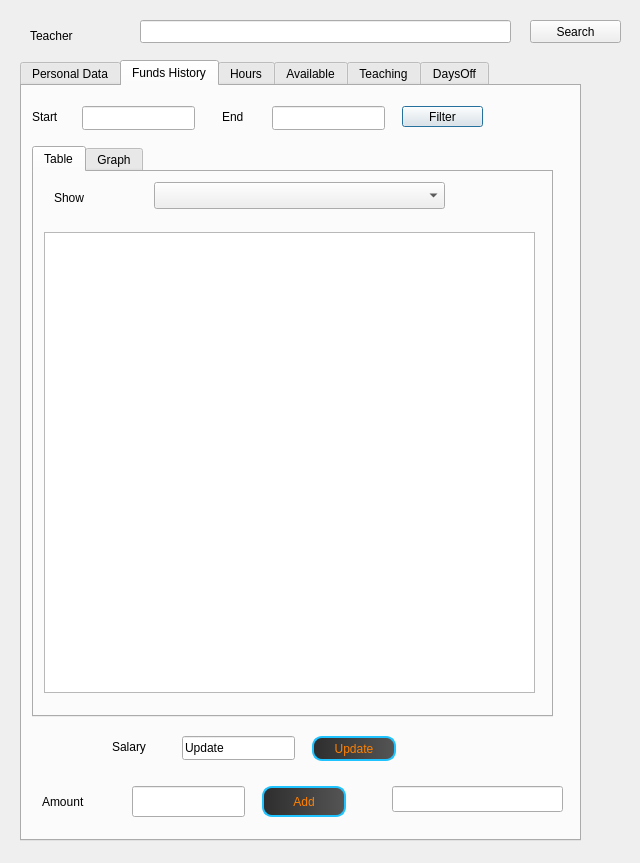
MrRisoni/Gauss, file viewteacherdialog.ui: the form before one commit.
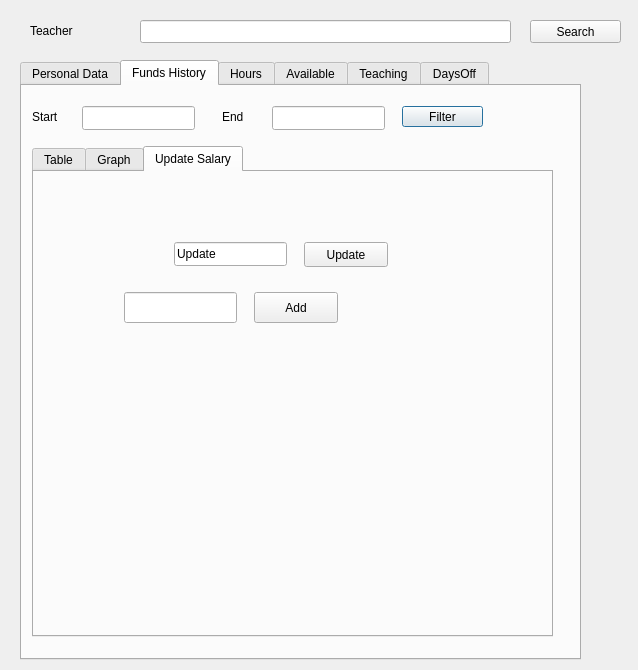
The form after the commit. The open tabs and pages were chosen to show the change.

```diff
--- a/viewteacherdialog.ui
+++ b/viewteacherdialog.ui
@@ -6,8 +6,8 @@
    <rect>
     <x>0</x>
     <y>0</y>
-    <width>640</width>
-    <height>863</height>
+    <width>638</width>
+    <height>670</height>
    </rect>
   </property>
   <property name="windowTitle">
@@ -17,9 +17,9 @@
    <property name="geometry">
     <rect>
      <x>30</x>
-     <y>20</y>
+     <y>10</y>
      <width>81</width>
-     <height>31</height>
+     <height>41</height>
     </rect>
    </property>
    <property name="text">
@@ -32,7 +32,7 @@
      <x>20</x>
      <y>60</y>
      <width>561</width>
-     <height>781</height>
+     <height>600</height>
     </rect>
    </property>
    <property name="currentIndex">
@@ -517,55 +517,11 @@
       <string>Filter</string>
      </property>
     </widget>
-    <widget class="QPushButton" name="pushAddAmount">
-     <property name="geometry">
-      <rect>
-       <x>240</x>
-       <y>700</y>
-       <width>84</width>
-       <height>31</height>
-      </rect>
-     </property>
-     <property name="styleSheet">
-      <string notr="true">QPushButton {
-  border-radius : 10px;
-  color:rgb(255,128,0);
-  border: 2px solid rgb(30,195,255);
-  min-width: 80px;
-  background-color:qlineargradient(spread:pad, x1:0, y1:0, x2:1, y2:0, stop:0 rgba(45, 45,45, 255), stop:1 rgba(85, 85, 85, 255))
-}
-
-
-QPushButton:hover {
-  border-color: navy; /* make the default button prominent */
-
-}
-
-
-QPushButton:pressed {
-  border-radius : 10px;
-
-  color:rgb(255,255,255);
-
-  border: 2px solid rgb(30,195,255);
-  min-width: 80px;
-
-  background-color:qlineargradient(spread:pad, x1:0, y1:0, x2:1, y2:0, stop:0 rgba(45, 45,45, 255), stop:1 rgba(85, 85, 85, 255))
-
-}
-
-
-</string>
-     </property>
-     <property name="text">
-      <string>Add</string>
-     </property>
-    </widget>
     <widget class="QLabel" name="label_24">
      <property name="geometry">
       <rect>
        <x>20</x>
-       <y>700</y>
+       <y>650</y>
        <width>64</width>
        <height>31</height>
       </rect>
@@ -574,27 +530,17 @@
       <string>Amount</string>
      </property>
     </widget>
-    <widget class="QLineEdit" name="linePoso">
-     <property name="geometry">
-      <rect>
-       <x>110</x>
-       <y>700</y>
-       <width>113</width>
-       <height>31</height>
-      </rect>
-     </property>
-    </widget>
     <widget class="QTabWidget" name="tabWidget_2">
      <property name="geometry">
       <rect>
        <x>10</x>
        <y>60</y>
        <width>521</width>
-       <height>571</height>
+       <height>491</height>
       </rect>
      </property>
      <property name="currentIndex">
-      <number>0</number>
+      <number>2</number>
      </property>
      <widget class="QWidget" name="tab_2">
       <attribute name="title">
@@ -606,7 +552,7 @@
          <x>10</x>
          <y>60</y>
          <width>491</width>
-         <height>461</height>
+         <height>381</height>
         </rect>
        </property>
       </widget>
@@ -639,12 +585,72 @@
        <string>Graph</string>
       </attribute>
      </widget>
+     <widget class="QWidget" name="tab_7">
+      <attribute name="title">
+       <string>Update Salary</string>
+      </attribute>
+      <widget class="QLineEdit" name="linePoso">
+       <property name="geometry">
+        <rect>
+         <x>90</x>
+         <y>120</y>
+         <width>113</width>
+         <height>31</height>
+        </rect>
+       </property>
+      </widget>
+      <widget class="QPushButton" name="pushAddAmount">
+       <property name="geometry">
+        <rect>
+         <x>220</x>
+         <y>120</y>
+         <width>84</width>
+         <height>31</height>
+        </rect>
+       </property>
+       <property name="styleSheet">
+        <string notr="true"/>
+       </property>
+       <property name="text">
+        <string>Add</string>
+       </property>
+      </widget>
+      <widget class="QLineEdit" name="linenewSal">
+       <property name="geometry">
+        <rect>
+         <x>140</x>
+         <y>70</y>
+         <width>113</width>
+         <height>24</height>
+        </rect>
+       </property>
+       <property name="text">
+        <string>Update</string>
+       </property>
+      </widget>
+      <widget class="QPushButton" name="pushUpdateSal">
+       <property name="geometry">
+        <rect>
+         <x>270</x>
+         <y>70</y>
+         <width>84</width>
+         <height>25</height>
+        </rect>
+       </property>
+       <property name="styleSheet">
+        <string notr="true"/>
+       </property>
+       <property name="text">
+        <string>Update</string>
+       </property>
+      </widget>
+     </widget>
     </widget>
     <widget class="QLabel" name="label_68">
      <property name="geometry">
       <rect>
        <x>90</x>
-       <y>630</y>
+       <y>590</y>
        <width>71</width>
        <height>61</height>
       </rect>
@@ -653,68 +659,11 @@
       <string>Salary</string>
      </property>
     </widget>
-    <widget class="QLineEdit" name="linenewSal">
-     <property name="geometry">
-      <rect>
-       <x>160</x>
-       <y>650</y>
-       <width>113</width>
-       <height>24</height>
-      </rect>
-     </property>
-     <property name="text">
-      <string>Update</string>
-     </property>
-    </widget>
-    <widget class="QPushButton" name="pushUpdateSal">
-     <property name="geometry">
-      <rect>
-       <x>290</x>
-       <y>650</y>
-       <width>84</width>
-       <height>25</height>
-      </rect>
-     </property>
-     <property name="styleSheet">
-      <string notr="true">QPushButton {
-  border-radius : 10px;
-  color:rgb(255,128,0);
-  border: 2px solid rgb(30,195,255);
-  min-width: 80px;
-  background-color:qlineargradient(spread:pad, x1:0, y1:0, x2:1, y2:0, stop:0 rgba(45, 45,45, 255), stop:1 rgba(85, 85, 85, 255))
-}
-
-
-QPushButton:hover {
-  border-color: navy; /* make the default button prominent */
-
-}
-
-
-QPushButton:pressed {
-  border-radius : 10px;
-
-  color:rgb(255,255,255);
-
-  border: 2px solid rgb(30,195,255);
-  min-width: 80px;
-
-  background-color:qlineargradient(spread:pad, x1:0, y1:0, x2:1, y2:0, stop:0 rgba(45, 45,45, 255), stop:1 rgba(85, 85, 85, 255))
-
-}
-
-
-</string>
-     </property>
-     <property name="text">
-      <string>Update</string>
-     </property>
-    </widget>
     <widget class="QLineEdit" name="lineComments">
      <property name="geometry">
       <rect>
        <x>370</x>
-       <y>700</y>
+       <y>650</y>
        <width>171</width>
        <height>26</height>
       </rect>
```
Left out of the diff: 122 changed lines with no effect on the pictures.
